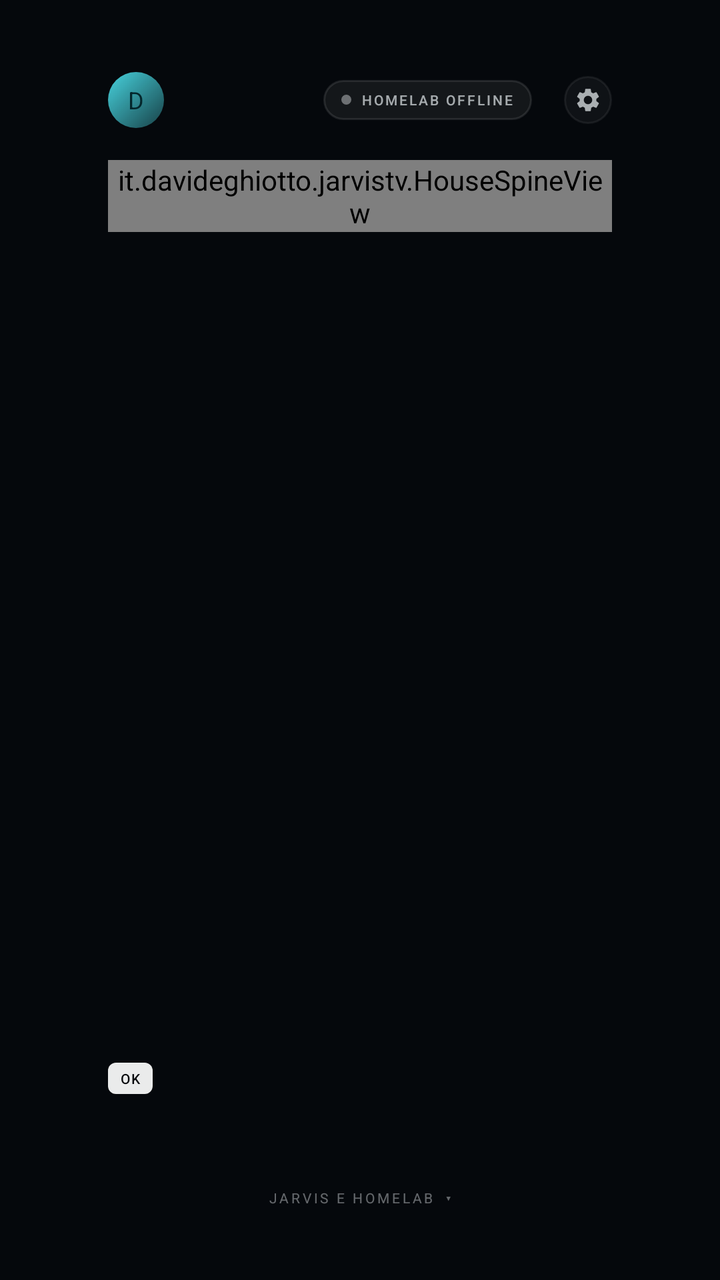
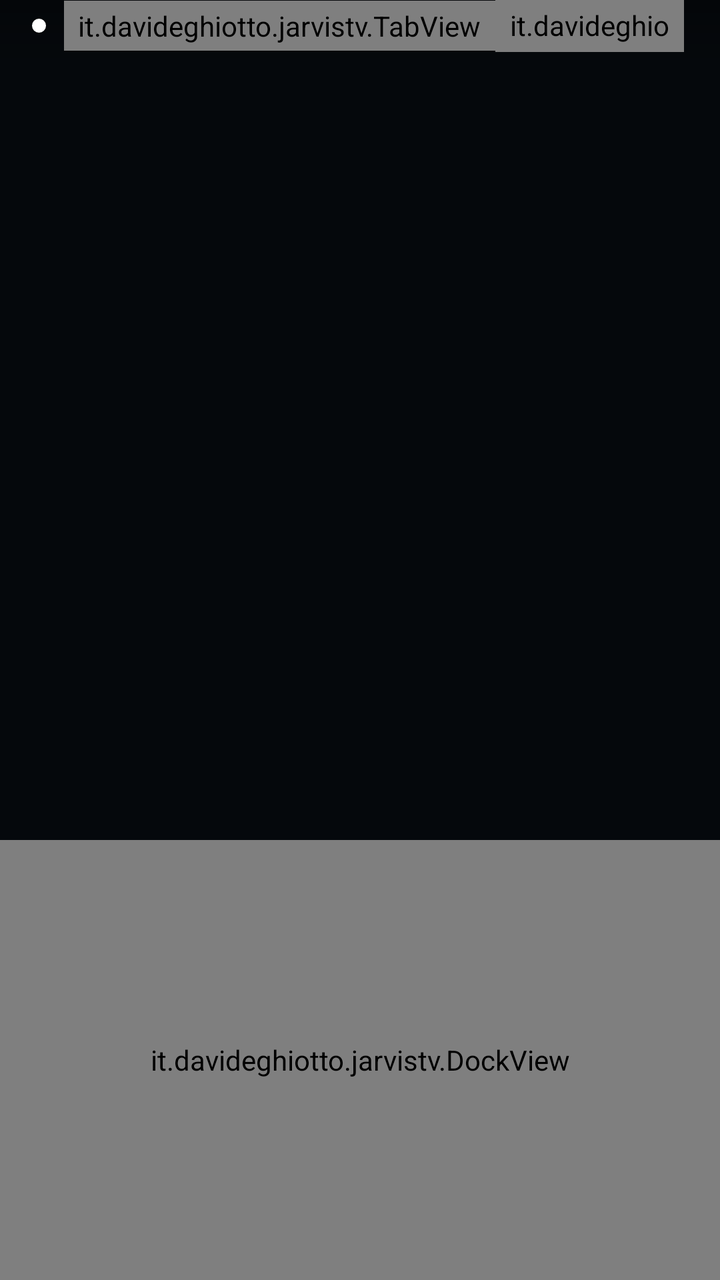

The first picture is an Android layout as it rendered before a commit; the second is the same layout after the commit. The layout source and the unified diff follow.
<!-- AndroidManifest.xml: application theme Theme.JarvisTv -->
<!-- res/layout/screen_apps.xml -->
<?xml version="1.0" encoding="utf-8"?>
<androidx.constraintlayout.widget.ConstraintLayout
    xmlns:android="http://schemas.android.com/apk/res/android"
    xmlns:app="http://schemas.android.com/apk/res-auto"
    android:id="@+id/screenApps"
    android:layout_width="match_parent"
    android:layout_height="match_parent"
    android:paddingStart="@dimen/screen_pad_h"
    android:paddingEnd="@dimen/screen_pad_h"
    android:paddingTop="@dimen/screen_pad_v"
    android:paddingBottom="@dimen/screen_pad_v"
    android:clipChildren="false"
    android:clipToPadding="false">

    
    <TextView
        android:id="@+id/avatar"
        android:layout_width="28dp"
        android:layout_height="28dp"
        android:background="@drawable/avatar_bg"
        android:gravity="center"
        android:text="D"
        android:textColor="#04262B"
        android:textSize="12sp"
        app:layout_constraintStart_toStartOf="parent"
        app:layout_constraintTop_toTopOf="parent" />

    <TextView
        android:id="@+id/greeting"
        android:layout_width="wrap_content"
        android:layout_height="wrap_content"
        android:layout_marginStart="9dp"
        android:fontFamily="sans-serif-light"
        android:textColor="@color/text_primary"
        android:textSize="@dimen/text_greeting"
        app:layout_constraintStart_toEndOf="@id/avatar"
        app:layout_constraintTop_toTopOf="@id/avatar" />

    <TextView
        android:id="@+id/dateLine"
        android:layout_width="wrap_content"
        android:layout_height="wrap_content"
        android:layout_marginStart="9dp"
        android:textColor="@color/text_faint"
        android:textSize="@dimen/text_sub"
        app:layout_constraintStart_toEndOf="@id/avatar"
        app:layout_constraintTop_toBottomOf="@id/greeting" />

    <LinearLayout
        android:id="@+id/linkPill"
        android:layout_width="wrap_content"
        android:layout_height="20dp"
        android:background="@drawable/pill_bg"
        android:gravity="center_vertical"
        android:orientation="horizontal"
        android:paddingStart="9dp"
        android:paddingEnd="9dp"
        app:layout_constraintEnd_toStartOf="@id/clock"
        app:layout_constraintTop_toTopOf="@id/avatar"
        app:layout_constraintBottom_toBottomOf="@id/avatar">

        <View
            android:id="@+id/linkDot"
            android:layout_width="5dp"
            android:layout_height="5dp"
            android:layout_marginEnd="5dp"
            android:background="@drawable/dot" />

        <TextView
            android:id="@+id/linkText"
            android:layout_width="wrap_content"
            android:layout_height="wrap_content"
            android:fontFamily="sans-serif-medium"
            android:letterSpacing="0.14"
            android:text="@string/status_offline"
            android:textColor="@color/text_secondary"
            android:textSize="@dimen/text_pill" />
    </LinearLayout>

    <TextView
        android:id="@+id/clock"
        android:layout_width="wrap_content"
        android:layout_height="wrap_content"
        android:layout_marginStart="14dp"
        android:layout_marginEnd="16dp"
        android:fontFamily="sans-serif-light"
        android:textColor="@color/text_primary"
        android:textSize="@dimen/text_clock"
        app:layout_constraintEnd_toStartOf="@id/gear"
        app:layout_constraintTop_toTopOf="@id/avatar"
        app:layout_constraintBottom_toBottomOf="@id/avatar" />

    <ImageView
        android:id="@+id/gear"
        android:layout_width="24dp"
        android:layout_height="24dp"
        android:alpha="0.7"
        android:clickable="false"
        android:focusable="false"
        android:background="@drawable/gear_bg"
        android:contentDescription="@string/settings_title"
        android:padding="5dp"
        android:src="@drawable/ic_gear"
        app:layout_constraintEnd_toEndOf="parent"
        app:layout_constraintTop_toTopOf="@id/avatar"
        app:layout_constraintBottom_toBottomOf="@id/avatar" />

    
    <TextView
        android:id="@+id/heroKicker"
        android:layout_width="wrap_content"
        android:layout_height="wrap_content"
        android:fontFamily="sans-serif-medium"
        android:letterSpacing="0.22"
        android:textAllCaps="true"
        android:textColor="@color/accent"
        android:textSize="@dimen/text_kicker"
        app:layout_constraintStart_toStartOf="parent"
        app:layout_constraintBottom_toTopOf="@id/heroTitle"
        android:layout_marginBottom="7dp" />

    <TextView
        android:id="@+id/heroTitle"
        android:layout_width="0dp"
        android:layout_height="wrap_content"
        android:ellipsize="end"
        android:fontFamily="sans-serif-light"
        android:maxLines="2"
        android:shadowColor="#8C000000"
        android:shadowDx="0"
        android:shadowDy="2"
        android:shadowRadius="20"
        android:textColor="@color/text_primary"
        android:textSize="@dimen/text_hero"
        app:layout_constraintStart_toStartOf="parent"
        app:layout_constraintEnd_toEndOf="parent"
        app:layout_constraintHorizontal_bias="0"
        app:layout_constraintWidth_max="450dp"
        app:layout_constraintBottom_toTopOf="@id/heroMeta"
        android:layout_marginBottom="9dp" />

    <LinearLayout
        android:id="@+id/heroMeta"
        android:layout_width="wrap_content"
        android:layout_height="wrap_content"
        android:orientation="horizontal"
        app:layout_constraintStart_toStartOf="parent"
        app:layout_constraintBottom_toTopOf="@id/heroProgressRow"
        android:layout_marginBottom="10dp" />

    <LinearLayout
        android:id="@+id/heroProgressRow"
        android:layout_width="wrap_content"
        android:layout_height="wrap_content"
        android:gravity="center_vertical"
        android:orientation="horizontal"
        android:visibility="gone"
        app:layout_constraintStart_toStartOf="parent"
        app:layout_constraintBottom_toTopOf="@id/heroCta"
        android:layout_marginBottom="12dp">

        <ProgressBar
            android:id="@+id/heroProgress"
            style="?android:attr/progressBarStyleHorizontal"
            android:layout_width="160dp"
            android:layout_height="2dp"
            android:max="1000"
            android:progressDrawable="@drawable/progress_bar" />

        <TextView
            android:id="@+id/heroProgressText"
            android:layout_width="wrap_content"
            android:layout_height="wrap_content"
            android:layout_marginStart="8dp"
            android:textColor="@color/text_faint"
            android:textSize="@dimen/text_chip" />
    </LinearLayout>

    <LinearLayout
        android:id="@+id/heroCta"
        android:layout_width="wrap_content"
        android:layout_height="wrap_content"
        android:gravity="center_vertical"
        android:orientation="horizontal"
        app:layout_constraintStart_toStartOf="parent"
        app:layout_constraintBottom_toTopOf="@id/rail"
        android:layout_marginBottom="22dp">

        <TextView
            android:layout_width="wrap_content"
            android:layout_height="wrap_content"
            android:background="@drawable/key_bg"
            android:fontFamily="sans-serif-medium"
            android:letterSpacing="0.08"
            android:paddingStart="6dp"
            android:paddingEnd="6dp"
            android:paddingTop="3dp"
            android:paddingBottom="3dp"
            android:text="OK"
            android:textColor="#05080C"
            android:textSize="@dimen/text_pill" />

        <TextView
            android:id="@+id/heroCtaText"
            android:layout_width="wrap_content"
            android:layout_height="wrap_content"
            android:layout_marginStart="6dp"
            android:textColor="@color/text_secondary"
            android:textSize="@dimen/text_cta" />
    </LinearLayout>

    
    <androidx.recyclerview.widget.RecyclerView
        android:id="@+id/rail"
        android:layout_width="0dp"
        android:layout_height="wrap_content"
        android:clipChildren="false"
        android:clipToPadding="false"
        android:focusable="false"
        android:paddingTop="9dp"
        android:paddingBottom="12dp"
        app:layout_constraintStart_toStartOf="parent"
        app:layout_constraintEnd_toEndOf="parent"
        app:layout_constraintBottom_toBottomOf="parent"
        android:layout_marginBottom="14dp" />

    <LinearLayout
        android:id="@+id/scrollHint"
        android:layout_width="wrap_content"
        android:layout_height="wrap_content"
        android:gravity="center_vertical"
        android:orientation="horizontal"
        app:layout_constraintStart_toStartOf="parent"
        app:layout_constraintEnd_toEndOf="parent"
        app:layout_constraintBottom_toBottomOf="parent">

        <TextView
            style="@style/Wayfind"
            android:layout_width="wrap_content"
            android:layout_height="wrap_content"
            android:text="@string/wayfind_down" />

        <TextView
            style="@style/Wayfind"
            android:layout_width="wrap_content"
            android:layout_height="wrap_content"
            android:layout_marginStart="5dp"
            android:text="▾" />
    </LinearLayout>

    
    <FrameLayout
        android:id="@+id/houseWrap"
        android:layout_width="0dp"
        android:layout_height="36dp"
        android:layout_marginTop="16dp"
        android:clipChildren="false"
        android:clipToPadding="false"
        app:layout_constraintEnd_toEndOf="parent"
        app:layout_constraintStart_toStartOf="parent"
        app:layout_constraintTop_toBottomOf="@id/avatar">

        <it.davideghiotto.jarvistv.HouseSpineView
            android:id="@+id/house"
            android:layout_width="match_parent"
            android:layout_height="match_parent"
            android:clickable="false"
            android:focusable="false" />

        <TextView
            android:id="@+id/houseWord"
            android:layout_width="wrap_content"
            android:layout_height="wrap_content"
            android:layout_gravity="top|center_horizontal"
            android:layout_marginTop="-54dp"
            android:alpha="0"
            android:fontFamily="sans-serif-light"
            android:includeFontPadding="false"
            android:letterSpacing="0.26"
            android:text="@string/house_word"
            android:textAllCaps="true"
            android:textColor="@color/ivory"
            android:textSize="39sp" />
    </FrameLayout>
</androidx.constraintlayout.widget.ConstraintLayout>
<!-- resources referenced by this layout -->
<resources>
  <color name="accent">#4DE8F4</color>
  <color name="ivory">#F4EDE2</color>
  <color name="text_faint">#66F2F7FA</color>
  <color name="text_secondary">#A8F2F7FA</color>
  <dimen name="screen_pad_h">54dp</dimen>
  <dimen name="screen_pad_v">36dp</dimen>
  <dimen name="text_chip">8sp</dimen>
  <dimen name="text_clock">15sp</dimen>
  <dimen name="text_cta">9sp</dimen>
  <dimen name="text_greeting">14sp</dimen>
  <dimen name="text_hero">38sp</dimen>
  <dimen name="text_kicker">7.5sp</dimen>
  <dimen name="text_pill">7sp</dimen>
  <dimen name="text_sub">8.5sp</dimen>
  <!-- drawable avatar_bg (drawable) -->
  <?xml version="1.0" encoding="utf-8"?>
  <shape xmlns:android="http://schemas.android.com/apk/res/android" android:shape="oval">
      <gradient
          android:angle="315"
          android:startColor="#E64DE8F4"
          android:endColor="#404DE8F4" />
  </shape>
  <!-- drawable dot (drawable) -->
  <?xml version="1.0" encoding="utf-8"?>
  <shape xmlns:android="http://schemas.android.com/apk/res/android" android:shape="oval">
      <solid android:color="@color/text_faint" />
      <size android:width="10dp" android:height="10dp" />
  </shape>
  <!-- drawable gear_bg (drawable) -->
  <?xml version="1.0" encoding="utf-8"?>
  <shape xmlns:android="http://schemas.android.com/apk/res/android" android:shape="oval">
      <solid android:color="@color/surface" />
      <stroke android:width="1dp" android:color="@color/hairline" />
  </shape>
  <!-- drawable ic_gear (drawable) -->
  <vector xmlns:android="http://schemas.android.com/apk/res/android"
      android:width="24dp" android:height="24dp"
      android:viewportWidth="24" android:viewportHeight="24"
      android:tint="?android:attr/textColorPrimary">
      <path android:fillColor="#FFFFFF"
          android:pathData="M19.14,12.94c0.04,-0.3 0.06,-0.61 0.06,-0.94c0,-0.32 -0.02,-0.64 -0.07,-0.94l2.03,-1.58c0.18,-0.14 0.23,-0.41 0.12,-0.61l-1.92,-3.32c-0.12,-0.22 -0.37,-0.29 -0.59,-0.22l-2.39,0.96c-0.5,-0.38 -1.03,-0.7 -1.62,-0.94L14.4,2.81c-0.04,-0.24 -0.24,-0.41 -0.48,-0.41h-3.84c-0.24,0 -0.43,0.17 -0.47,0.41L9.25,5.35C8.66,5.59 8.12,5.92 7.63,6.29L5.24,5.33c-0.22,-0.08 -0.47,0 -0.59,0.22L2.74,8.87C2.62,9.08 2.66,9.34 2.86,9.48l2.03,1.58C4.84,11.36 4.8,11.69 4.8,12s0.02,0.64 0.07,0.94l-2.03,1.58c-0.18,0.14 -0.23,0.41 -0.12,0.61l1.92,3.32c0.12,0.22 0.37,0.29 0.59,0.22l2.39,-0.96c0.5,0.38 1.03,0.7 1.62,0.94l0.36,2.54c0.05,0.24 0.24,0.41 0.48,0.41h3.84c0.24,0 0.44,-0.17 0.47,-0.41l0.36,-2.54c0.59,-0.24 1.13,-0.56 1.62,-0.94l2.39,0.96c0.22,0.08 0.47,0 0.59,-0.22l1.92,-3.32c0.12,-0.22 0.07,-0.47 -0.12,-0.61L19.14,12.94zM12,15.6c-1.98,0 -3.6,-1.62 -3.6,-3.6s1.62,-3.6 3.6,-3.6s3.6,1.62 3.6,3.6S13.98,15.6 12,15.6z"/>
  </vector>
  <!-- drawable key_bg (drawable) -->
  <?xml version="1.0" encoding="utf-8"?>
  <shape xmlns:android="http://schemas.android.com/apk/res/android" android:shape="rectangle">
      <solid android:color="#EAFFFFFF" />
      <corners android:radius="4dp" />
  </shape>
  <!-- drawable pill_bg (drawable) -->
  <?xml version="1.0" encoding="utf-8"?>
  <shape xmlns:android="http://schemas.android.com/apk/res/android" android:shape="rectangle">
      <solid android:color="@color/surface" />
      <stroke android:width="1dp" android:color="@color/hairline" />
      <corners android:radius="20dp" />
  </shape>
  <!-- drawable progress_bar (drawable) -->
  <?xml version="1.0" encoding="utf-8"?>
  <layer-list xmlns:android="http://schemas.android.com/apk/res/android">
      <item android:id="@android:id/background">
          <shape android:shape="rectangle">
              <solid android:color="#2EFFFFFF" />
              <corners android:radius="1dp" />
          </shape>
      </item>
      <item android:id="@android:id/progress">
          <clip>
              <shape android:shape="rectangle">
                  <solid android:color="@color/accent" />
                  <corners android:radius="1dp" />
              </shape>
          </clip>
      </item>
  </layer-list>
  <string name="house_word">Casa in linea</string>
  <string name="status_offline">HOMELAB OFFLINE</string>
  <string name="wayfind_down">JARVIS e homelab</string>
  <style name="Wayfind">
          <item name="android:textSize">@dimen/text_wayfind</item>
          <item name="android:textColor">@color/text_faint</item>
          <item name="android:letterSpacing">0.18</item>
          <item name="android:textAllCaps">true</item>
      </style>
  <color name="surface">#0FFFFFFF</color>
  <color name="hairline">#1AFFFFFF</color>
  <dimen name="text_wayfind">7sp</dimen>
  <!-- unchanged entries left out for length: 4 -->
</resources>

<!-- the commit's change to res/layout/screen_apps.xml (unified diff, before → after) -->
@@ -1,285 +1,66 @@
 <?xml version="1.0" encoding="utf-8"?>
-<androidx.constraintlayout.widget.ConstraintLayout
-    xmlns:android="http://schemas.android.com/apk/res/android"
-    xmlns:app="http://schemas.android.com/apk/res-auto"
+<FrameLayout xmlns:android="http://schemas.android.com/apk/res/android"
     android:id="@+id/screenApps"
     android:layout_width="match_parent"
     android:layout_height="match_parent"
-    android:paddingStart="@dimen/screen_pad_h"
-    android:paddingEnd="@dimen/screen_pad_h"
-    android:paddingTop="@dimen/screen_pad_v"
-    android:paddingBottom="@dimen/screen_pad_v"
     android:clipChildren="false"
     android:clipToPadding="false">
 
     
-    <TextView
-        android:id="@+id/avatar"
-        android:layout_width="28dp"
-        android:layout_height="28dp"
-        android:background="@drawable/avatar_bg"
-        android:gravity="center"
-        android:text="D"
-        android:textColor="#04262B"
-        android:textSize="12sp"
-        app:layout_constraintStart_toStartOf="parent"
-        app:layout_constraintTop_toTopOf="parent" />
-
-    <TextView
-        android:id="@+id/greeting"
-        android:layout_width="wrap_content"
-        android:layout_height="wrap_content"
-        android:layout_marginStart="9dp"
-        android:fontFamily="sans-serif-light"
-        android:textColor="@color/text_primary"
-        android:textSize="@dimen/text_greeting"
-        app:layout_constraintStart_toEndOf="@id/avatar"
-        app:layout_constraintTop_toTopOf="@id/avatar" />
-
-    <TextView
-        android:id="@+id/dateLine"
-        android:layout_width="wrap_content"
-        android:layout_height="wrap_content"
-        android:layout_marginStart="9dp"
-        android:textColor="@color/text_faint"
-        android:textSize="@dimen/text_sub"
-        app:layout_constraintStart_toEndOf="@id/avatar"
-        app:layout_constraintTop_toBottomOf="@id/greeting" />
+    <View
+        android:layout_width="match_parent"
+        android:layout_height="48dp"
+        android:background="@drawable/menubar_scrim" />
 
     <LinearLayout
-        android:id="@+id/linkPill"
-        android:layout_width="wrap_content"
-        android:layout_height="20dp"
-        android:background="@drawable/pill_bg"
+        android:id="@+id/masthead"
+        android:layout_width="match_parent"
+        android:layout_height="26dp"
         android:gravity="center_vertical"
         android:orientation="horizontal"
-        android:paddingStart="9dp"
-        android:paddingEnd="9dp"
-        app:layout_constraintEnd_toStartOf="@id/clock"
-        app:layout_constraintTop_toTopOf="@id/avatar"
-        app:layout_constraintBottom_toBottomOf="@id/avatar">
+        android:paddingStart="16dp"
+        android:paddingEnd="18dp">
 
         <View
-            android:id="@+id/linkDot"
-            android:layout_width="5dp"
-            android:layout_height="5dp"
-            android:layout_marginEnd="5dp"
-            android:background="@drawable/dot" />
+            android:layout_width="7dp"
+            android:layout_height="7dp"
+            android:layout_marginEnd="9dp"
+            android:background="@drawable/menubar_dot"
+            android:elevation="1dp" />
+
+        <it.davideghiotto.jarvistv.TabView
+            android:id="@+id/tabHome"
+            style="@style/StudioTab"
+            android:layout_width="wrap_content"
+            android:layout_height="wrap_content"
+            android:fontFamily="@font/sora_medium"
+            android:text="@string/tab_home" />
+
+        <it.davideghiotto.jarvistv.TabView
+            android:id="@+id/tabSettings"
+            style="@style/StudioTab"
+            android:layout_width="wrap_content"
+            android:layout_height="wrap_content"
+            android:text="@string/settings_title" />
+
+        <Space
+            android:layout_width="0dp"
+            android:layout_height="1dp"
+            android:layout_weight="1" />
 
         <TextView
-            android:id="@+id/linkText"
+            android:id="@+id/clock"
+            style="@style/StudioTab"
             android:layout_width="wrap_content"
             android:layout_height="wrap_content"
-            android:fontFamily="sans-serif-medium"
-            android:letterSpacing="0.14"
-            android:text="@string/status_offline"
-            android:textColor="@color/text_secondary"
-            android:textSize="@dimen/text_pill" />
-    </LinearLayout>
-
-    <TextView
-        android:id="@+id/clock"
-        android:layout_width="wrap_content"
-        android:layout_height="wrap_content"
-        android:layout_marginStart="14dp"
-        android:layout_marginEnd="16dp"
-        android:fontFamily="sans-serif-light"
-        android:textColor="@color/text_primary"
-        android:textSize="@dimen/text_clock"
-        app:layout_constraintEnd_toStartOf="@id/gear"
-        app:layout_constraintTop_toTopOf="@id/avatar"
-        app:layout_constraintBottom_toBottomOf="@id/avatar" />
-
-    <ImageView
-        android:id="@+id/gear"
-        android:layout_width="24dp"
-        android:layout_height="24dp"
-        android:alpha="0.7"
-        android:clickable="false"
-        android:focusable="false"
-        android:background="@drawable/gear_bg"
-        android:contentDescription="@string/settings_title"
-        android:padding="5dp"
-        android:src="@drawable/ic_gear"
-        app:layout_constraintEnd_toEndOf="parent"
-        app:layout_constraintTop_toTopOf="@id/avatar"
-        app:layout_constraintBottom_toBottomOf="@id/avatar" />
-
-    
-    <TextView
-        android:id="@+id/heroKicker"
-        android:layout_width="wrap_content"
-        android:layout_height="wrap_content"
-        android:fontFamily="sans-serif-medium"
-        android:letterSpacing="0.22"
-        android:textAllCaps="true"
-        android:textColor="@color/accent"
-        android:textSize="@dimen/text_kicker"
-        app:layout_constraintStart_toStartOf="parent"
-        app:layout_constraintBottom_toTopOf="@id/heroTitle"
-        android:layout_marginBottom="7dp" />
-
-    <TextView
-        android:id="@+id/heroTitle"
-        android:layout_width="0dp"
-        android:layout_height="wrap_content"
-        android:ellipsize="end"
-        android:fontFamily="sans-serif-light"
-        android:maxLines="2"
-        android:shadowColor="#8C000000"
-        android:shadowDx="0"
-        android:shadowDy="2"
-        android:shadowRadius="20"
-        android:textColor="@color/text_primary"
-        android:textSize="@dimen/text_hero"
-        app:layout_constraintStart_toStartOf="parent"
-        app:layout_constraintEnd_toEndOf="parent"
-        app:layout_constraintHorizontal_bias="0"
-        app:layout_constraintWidth_max="450dp"
-        app:layout_constraintBottom_toTopOf="@id/heroMeta"
-        android:layout_marginBottom="9dp" />
-
-    <LinearLayout
-        android:id="@+id/heroMeta"
-        android:layout_width="wrap_content"
-        android:layout_height="wrap_content"
-        android:orientation="horizontal"
-        app:layout_constraintStart_toStartOf="parent"
-        app:layout_constraintBottom_toTopOf="@id/heroProgressRow"
-        android:layout_marginBottom="10dp" />
-
-    <LinearLayout
-        android:id="@+id/heroProgressRow"
-        android:layout_width="wrap_content"
-        android:layout_height="wrap_content"
-        android:gravity="center_vertical"
-        android:orientation="horizontal"
-        android:visibility="gone"
-        app:layout_constraintStart_toStartOf="parent"
-        app:layout_constraintBottom_toTopOf="@id/heroCta"
-        android:layout_marginBottom="12dp">
-
-        <ProgressBar
-            android:id="@+id/heroProgress"
-            style="?android:attr/progressBarStyleHorizontal"
-            android:layout_width="160dp"
-            android:layout_height="2dp"
-            android:max="1000"
-            android:progressDrawable="@drawable/progress_bar" />
-
-        <TextView
-            android:id="@+id/heroProgressText"
-            android:layout_width="wrap_content"
-            android:layout_height="wrap_content"
-            android:layout_marginStart="8dp"
-            android:textColor="@color/text_faint"
-            android:textSize="@dimen/text_chip" />
-    </LinearLayout>
-
-    <LinearLayout
-        android:id="@+id/heroCta"
-        android:layout_width="wrap_content"
-        android:layout_height="wrap_content"
-        android:gravity="center_vertical"
-        android:orientation="horizontal"
-        app:layout_constraintStart_toStartOf="parent"
-        app:layout_constraintBottom_toTopOf="@id/rail"
-        android:layout_marginBottom="22dp">
-
-        <TextView
-            android:layout_width="wrap_content"
-            android:layout_height="wrap_content"
-            android:background="@drawable/key_bg"
-            android:fontFamily="sans-serif-medium"
-            android:letterSpacing="0.08"
-            android:paddingStart="6dp"
-            android:paddingEnd="6dp"
-            android:paddingTop="3dp"
-            android:paddingBottom="3dp"
-            android:text="OK"
-            android:textColor="#05080C"
-            android:textSize="@dimen/text_pill" />
-
-        <TextView
-            android:id="@+id/heroCtaText"
-            android:layout_width="wrap_content"
-            android:layout_height="wrap_content"
-            android:layout_marginStart="6dp"
-            android:textColor="@color/text_secondary"
-            android:textSize="@dimen/text_cta" />
+            android:fontFeatureSettings="tnum"
+            android:textColor="@color/menubar_ink" />
     </LinearLayout>
 
     
-    <androidx.recyclerview.widget.RecyclerView
-        android:id="@+id/rail"
-        android:layout_width="0dp"
-        android:layout_height="wrap_content"
-        android:clipChildren="false"
-        android:clipToPadding="false"
-        android:focusable="false"
-        android:paddingTop="9dp"
-        android:paddingBottom="12dp"
-        app:layout_constraintStart_toStartOf="parent"
-        app:layout_constraintEnd_toEndOf="parent"
-        app:layout_constraintBottom_toBottomOf="parent"
-        android:layout_marginBottom="14dp" />
-
-    <LinearLayout
-        android:id="@+id/scrollHint"
-        android:layout_width="wrap_content"
-        android:layout_height="wrap_content"
-        android:gravity="center_vertical"
-        android:orientation="horizontal"
-        app:layout_constraintStart_toStartOf="parent"
-        app:layout_constraintEnd_toEndOf="parent"
-        app:layout_constraintBottom_toBottomOf="parent">
-
-        <TextView
-            style="@style/Wayfind"
-            android:layout_width="wrap_content"
-            android:layout_height="wrap_content"
-            android:text="@string/wayfind_down" />
-
-        <TextView
-            style="@style/Wayfind"
-            android:layout_width="wrap_content"
-            android:layout_height="wrap_content"
-            android:layout_marginStart="5dp"
-            android:text="▾" />
-    </LinearLayout>
-
-    
-    <FrameLayout
-        android:id="@+id/houseWrap"
-        android:layout_width="0dp"
-        android:layout_height="36dp"
-        android:layout_marginTop="16dp"
-        android:clipChildren="false"
-        android:clipToPadding="false"
-        app:layout_constraintEnd_toEndOf="parent"
-        app:layout_constraintStart_toStartOf="parent"
-        app:layout_constraintTop_toBottomOf="@id/avatar">
-
-        <it.davideghiotto.jarvistv.HouseSpineView
-            android:id="@+id/house"
-            android:layout_width="match_parent"
-            android:layout_height="match_parent"
-            android:clickable="false"
-            android:focusable="false" />
-
-        <TextView
-            android:id="@+id/houseWord"
-            android:layout_width="wrap_content"
-            android:layout_height="wrap_content"
-            android:layout_gravity="top|center_horizontal"
-            android:layout_marginTop="-54dp"
-            android:alpha="0"
-            android:fontFamily="sans-serif-light"
-            android:includeFontPadding="false"
-            android:letterSpacing="0.26"
-            android:text="@string/house_word"
-            android:textAllCaps="true"
-            android:textColor="@color/ivory"
-            android:textSize="39sp" />
-    </FrameLayout>
-</androidx.constraintlayout.widget.ConstraintLayout>
+    <it.davideghiotto.jarvistv.DockView
+        android:id="@+id/dock"
+        android:layout_width="match_parent"
+        android:layout_height="220dp"
+        android:layout_gravity="bottom" />
+</FrameLayout>
<!-- resource entries referenced after the edit -->
@@ -1,90 +1,31 @@
 <!-- resources referenced by this layout -->
 <resources>
-  <color name="accent">#4DE8F4</color>
-  <color name="ivory">#F4EDE2</color>
-  <color name="text_faint">#66F2F7FA</color>
-  <color name="text_secondary">#A8F2F7FA</color>
-  <dimen name="screen_pad_h">54dp</dimen>
-  <dimen name="screen_pad_v">36dp</dimen>
-  <dimen name="text_chip">8sp</dimen>
-  <dimen name="text_clock">15sp</dimen>
-  <dimen name="text_cta">9sp</dimen>
-  <dimen name="text_greeting">14sp</dimen>
-  <dimen name="text_hero">38sp</dimen>
-  <dimen name="text_kicker">7.5sp</dimen>
-  <dimen name="text_pill">7sp</dimen>
-  <dimen name="text_sub">8.5sp</dimen>
-  <!-- drawable avatar_bg (drawable) -->
+  <color name="menubar_ink">#FFFFFF</color>
+  <!-- drawable menubar_dot (drawable) -->
   <?xml version="1.0" encoding="utf-8"?>
   <shape xmlns:android="http://schemas.android.com/apk/res/android" android:shape="oval">
-      <gradient
-          android:angle="315"
-          android:startColor="#E64DE8F4"
-          android:endColor="#404DE8F4" />
+      <solid android:color="#FFFFFF" />
   </shape>
-  <!-- drawable dot (drawable) -->
+  <!-- drawable menubar_scrim (drawable) -->
   <?xml version="1.0" encoding="utf-8"?>
-  <shape xmlns:android="http://schemas.android.com/apk/res/android" android:shape="oval">
-      <solid android:color="@color/text_faint" />
-      <size android:width="10dp" android:height="10dp" />
+  <shape xmlns:android="http://schemas.android.com/apk/res/android">
+      <gradient android:angle="270" android:startColor="#4D000000" android:centerColor="#1A000000" android:endColor="#00000000" />
   </shape>
-  <!-- drawable gear_bg (drawable) -->
-  <?xml version="1.0" encoding="utf-8"?>
-  <shape xmlns:android="http://schemas.android.com/apk/res/android" android:shape="oval">
-      <solid android:color="@color/surface" />
-      <stroke android:width="1dp" android:color="@color/hairline" />
-  </shape>
-  <!-- drawable ic_gear (drawable) -->
-  <vector xmlns:android="http://schemas.android.com/apk/res/android"
-      android:width="24dp" android:height="24dp"
-      android:viewportWidth="24" android:viewportHeight="24"
-      android:tint="?android:attr/textColorPrimary">
-      <path android:fillColor="#FFFFFF"
-          android:pathData="M19.14,12.94c0.04,-0.3 0.06,-0.61 0.06,-0.94c0,-0.32 -0.02,-0.64 -0.07,-0.94l2.03,-1.58c0.18,-0.14 0.23,-0.41 0.12,-0.61l-1.92,-3.32c-0.12,-0.22 -0.37,-0.29 -0.59,-0.22l-2.39,0.96c-0.5,-0.38 -1.03,-0.7 -1.62,-0.94L14.4,2.81c-0.04,-0.24 -0.24,-0.41 -0.48,-0.41h-3.84c-0.24,0 -0.43,0.17 -0.47,0.41L9.25,5.35C8.66,5.59 8.12,5.92 7.63,6.29L5.24,5.33c-0.22,-0.08 -0.47,0 -0.59,0.22L2.74,8.87C2.62,9.08 2.66,9.34 2.86,9.48l2.03,1.58C4.84,11.36 4.8,11.69 4.8,12s0.02,0.64 0.07,0.94l-2.03,1.58c-0.18,0.14 -0.23,0.41 -0.12,0.61l1.92,3.32c0.12,0.22 0.37,0.29 0.59,0.22l2.39,-0.96c0.5,0.38 1.03,0.7 1.62,0.94l0.36,2.54c0.05,0.24 0.24,0.41 0.48,0.41h3.84c0.24,0 0.44,-0.17 0.47,-0.41l0.36,-2.54c0.59,-0.24 1.13,-0.56 1.62,-0.94l2.39,0.96c0.22,0.08 0.47,0 0.59,-0.22l1.92,-3.32c0.12,-0.22 0.07,-0.47 -0.12,-0.61L19.14,12.94zM12,15.6c-1.98,0 -3.6,-1.62 -3.6,-3.6s1.62,-3.6 3.6,-3.6s3.6,1.62 3.6,3.6S13.98,15.6 12,15.6z"/>
-  </vector>
-  <!-- drawable key_bg (drawable) -->
-  <?xml version="1.0" encoding="utf-8"?>
-  <shape xmlns:android="http://schemas.android.com/apk/res/android" android:shape="rectangle">
-      <solid android:color="#EAFFFFFF" />
-      <corners android:radius="4dp" />
-  </shape>
-  <!-- drawable pill_bg (drawable) -->
-  <?xml version="1.0" encoding="utf-8"?>
-  <shape xmlns:android="http://schemas.android.com/apk/res/android" android:shape="rectangle">
-      <solid android:color="@color/surface" />
-      <stroke android:width="1dp" android:color="@color/hairline" />
-      <corners android:radius="20dp" />
-  </shape>
-  <!-- drawable progress_bar (drawable) -->
-  <?xml version="1.0" encoding="utf-8"?>
-  <layer-list xmlns:android="http://schemas.android.com/apk/res/android">
-      <item android:id="@android:id/background">
-          <shape android:shape="rectangle">
-              <solid android:color="#2EFFFFFF" />
-              <corners android:radius="1dp" />
-          </shape>
-      </item>
-      <item android:id="@android:id/progress">
-          <clip>
-              <shape android:shape="rectangle">
-                  <solid android:color="@color/accent" />
-                  <corners android:radius="1dp" />
-              </shape>
-          </clip>
-      </item>
-  </layer-list>
-  <string name="house_word">Casa in linea</string>
-  <string name="status_offline">HOMELAB OFFLINE</string>
-  <string name="wayfind_down">JARVIS e homelab</string>
-  <style name="Wayfind">
-          <item name="android:textSize">@dimen/text_wayfind</item>
-          <item name="android:textColor">@color/text_faint</item>
-          <item name="android:letterSpacing">0.18</item>
-          <item name="android:textAllCaps">true</item>
+  <string name="tab_home">Home</string>
+  <style name="StudioTab">
+          <item name="android:fontFamily">@font/sora</item>
+          <item name="android:textSize">10sp</item>
+          <item name="android:textColor">@color/menubar_ink_2</item>
+          <item name="android:paddingStart">7dp</item>
+          <item name="android:paddingEnd">7dp</item>
+          <item name="android:paddingTop">3dp</item>
+          <item name="android:paddingBottom">3dp</item>
+          <item name="android:includeFontPadding">false</item>
+          <item name="android:shadowColor">#73000000</item>
+          <item name="android:shadowRadius">6</item>
+          <item name="android:shadowDy">1</item>
       </style>
-  <color name="surface">#0FFFFFFF</color>
-  <color name="hairline">#1AFFFFFF</color>
-  <dimen name="text_wayfind">7sp</dimen>
+  <color name="menubar_ink_2">#F2FFFFFF</color>
   <!-- unchanged entries left out for length: 4 -->
 </resources>
 
